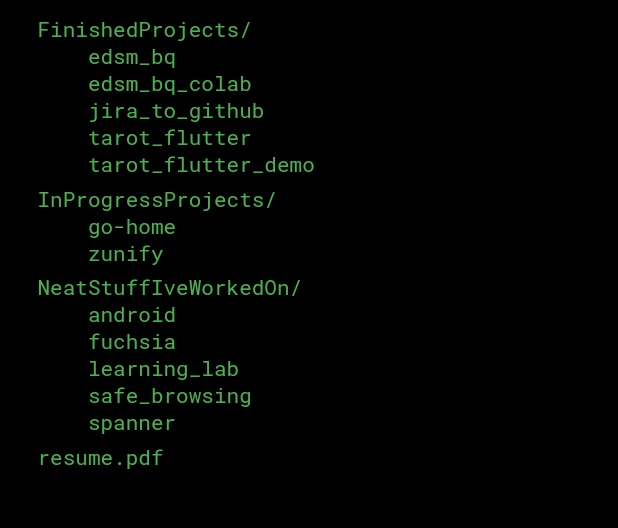
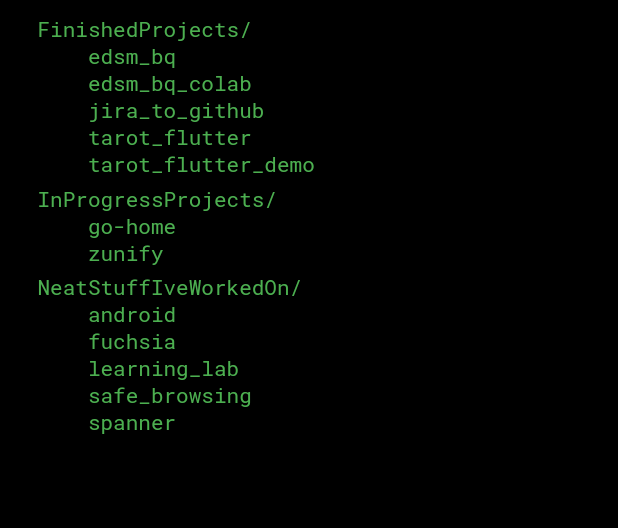
Before and after one commit to mjcastner/mjcastner.dev, a Flutter app: the screen it shows after launch, on a phone screen of 412 x 824 dp, the part 65-593 px from its top. Run offline on Flutter 3.47's test engine with Material 2 defaults, Android fonts, the phone set to English and light mode, and no system bars; drawn by our look-alikes of animated_text_kit; our stand-ins replace google_fonts.

Commit message:
Update README

```diff
--- a/lib/main.dart
+++ b/lib/main.dart
@@ -156,11 +156,11 @@ class _DevRootState extends State<DevRoot> {
         style: GoogleFonts.robotoMono(color: Colors.green),
       ),
     ),
-    const SizedBox(height: 5),
-    Text(
-      'resume.pdf',
-      style: GoogleFonts.robotoMono(color: Colors.green),
-    ),
+    // const SizedBox(height: 5),
+    // Text(
+    //   'resume.pdf',
+    //   style: GoogleFonts.robotoMono(color: Colors.green),
+    // ),
   ];
 
   @override
```
Also changed, not shown: 1 other file.
